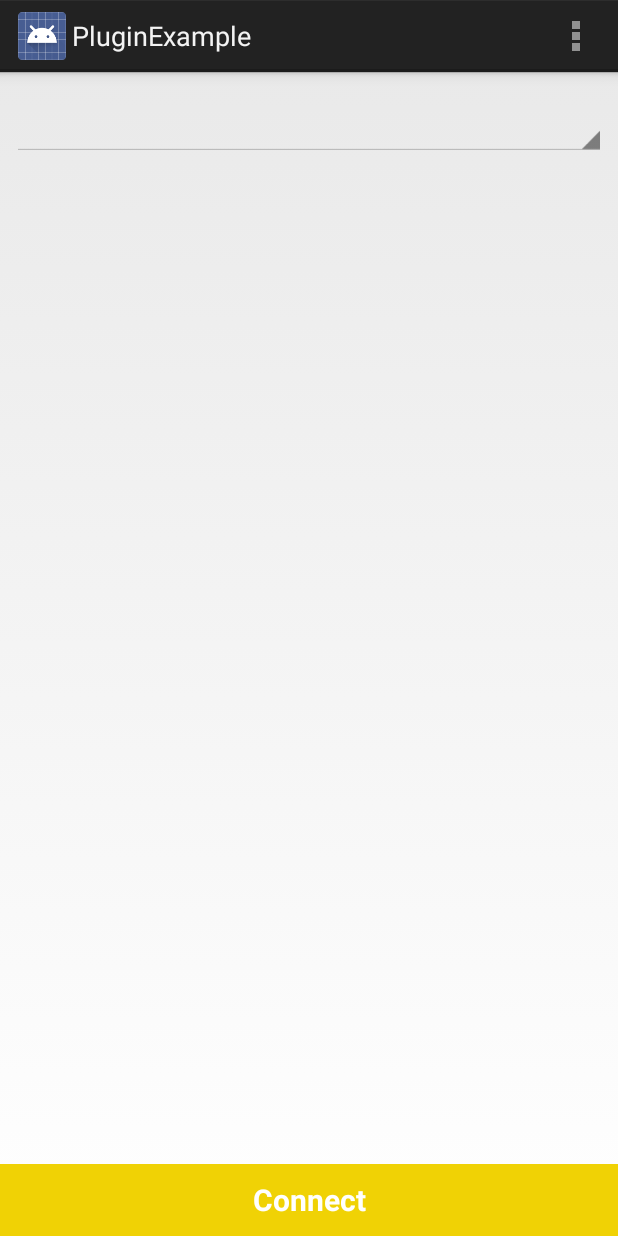
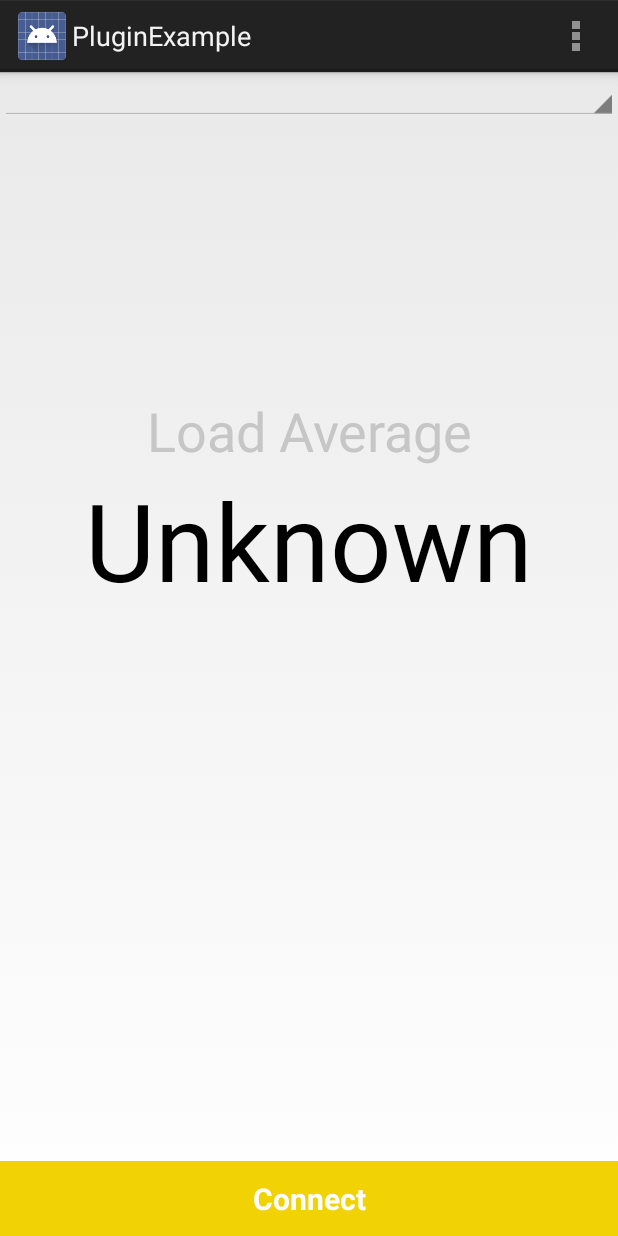
Before and after one commit to Sonelli/juicessh-performancemonitor, an Android app: the screen it shows after launch (MainActivity), on a phone screen of 412 x 824 dp. Run offline under Robolectric (Android 15) with nearby library versions, the phone set to English and light mode, and no system bars; 3 statements that could not run were skipped.

Commit message:
Removed saving/reloading of state when device is rotated and used android:configChanges="orientation|screenSize|keyboardHidden" for a more concise/clear demo.

```diff
--- a/PluginExample/src/main/AndroidManifest.xml
+++ b/PluginExample/src/main/AndroidManifest.xml
@@ -19,6 +19,7 @@
         android:theme="@style/AppTheme" >
         <activity
             android:name=".activities.MainActivity"
+            android:configChanges="orientation|screenSize|keyboardHidden"
             android:label="@string/app_name" >
             <intent-filter>
                 <action android:name="android.intent.action.MAIN" />
--- a/PluginExample/src/main/java/com/sonelli/juicessh/pluginexample/activities/MainActivity.java
+++ b/PluginExample/src/main/java/com/sonelli/juicessh/pluginexample/activities/MainActivity.java
@@ -2,11 +2,13 @@ package com.sonelli.juicessh.pluginexample.activities;
 
 import android.content.Intent;
 import android.os.Bundle;
+import android.os.Handler;
 import android.support.v4.app.FragmentActivity;
 import android.view.Menu;
 import android.view.View;
 import android.widget.Button;
 import android.widget.Spinner;
+import android.widget.TextView;
 import android.widget.Toast;
 
 import com.sonelli.juicessh.pluginexample.R;
@@ -15,10 +17,13 @@ import com.sonelli.juicessh.pluginexample.loaders.ConnectionListLoader;
 import com.sonelli.juicessh.pluginlibrary.PluginClient;
 import com.sonelli.juicessh.pluginlibrary.exceptions.ServiceNotConnectedException;
 import com.sonelli.juicessh.pluginlibrary.listeners.OnClientStartedListener;
+import com.sonelli.juicessh.pluginlibrary.listeners.OnSessionExecuteListener;
 import com.sonelli.juicessh.pluginlibrary.listeners.OnSessionFinishedListener;
 import com.sonelli.juicessh.pluginlibrary.listeners.OnSessionStartedListener;
 
 import java.util.UUID;
+import java.util.regex.Matcher;
+import java.util.regex.Pattern;
 
 public class MainActivity extends FragmentActivity implements OnSessionStartedListener, OnSessionFinishedListener {
 
@@ -29,6 +34,7 @@ public class MainActivity extends FragmentActivity implements OnSessionStartedLi
 
     private Button connectButton;
     private Button disconnectButton;
+    private TextView loadAverageTextView;
     private Spinner spinner;
     private ConnectionSpinnerAdapter spinnerAdapter;
 
@@ -42,13 +48,6 @@ public class MainActivity extends FragmentActivity implements OnSessionStartedLi
         super.onCreate(savedInstanceState);
         setContentView(R.layout.activity_main);
 
-        // Restore state
-        if(savedInstanceState != null){
-            this.sessionId = savedInstanceState.getInt("sessionId");
-            this.sessionKey = savedInstanceState.getString("sessionKey");
-            this.isConnected = savedInstanceState.getBoolean("isConnected");
-        }
-
         this.spinner = (Spinner) findViewById(R.id.connection_spinner);
 
         this.spinnerAdapter = new ConnectionSpinnerAdapter(this);
@@ -60,6 +59,7 @@ public class MainActivity extends FragmentActivity implements OnSessionStartedLi
 
         this.connectButton = (Button) findViewById(R.id.connect_button);
         this.disconnectButton = (Button) findViewById(R.id.disconnect_button);
+        this.loadAverageTextView = (TextView) findViewById(R.id.load_average);
 
         connectButton.setOnClickListener(new View.OnClickListener() {
             @Override
@@ -115,19 +115,8 @@ public class MainActivity extends FragmentActivity implements OnSessionStartedLi
         client.start(this, new OnClientStartedListener() {
             @Override
             public void onClientStarted() {
-
                 isClientStarted = true;
                 connectButton.setEnabled(true);
-
-                // Re-register a connection listener for disconnect events if we have any open session
-                if (sessionId > -1 && sessionKey != null) {
-                    try {
-                        client.addSessionFinishedListener(sessionId, sessionKey, MainActivity.this);
-                    } catch (ServiceNotConnectedException e) {
-                        // We know it's connected at this point
-                    }
-                }
-
             }
 
             @Override
@@ -145,14 +134,6 @@ public class MainActivity extends FragmentActivity implements OnSessionStartedLi
         if(isClientStarted){
             client.stop(this);
         }
-    }
-
-    @Override
-    protected void onSaveInstanceState(Bundle outState) {
-        super.onSaveInstanceState(outState);
-        outState.putInt("sessionId", sessionId);
-        outState.putString("sessionKey", sessionKey);
-        outState.putBoolean("isConnected", isConnected);
     }
 
     @Override
@@ -174,13 +155,52 @@ public class MainActivity extends FragmentActivity implements OnSessionStartedLi
     }
 
     @Override
-    public void onSessionStarted(int sessionId, String sessionKey) {
+    public void onSessionStarted(final int sessionId, final String sessionKey) {
+
         Toast.makeText(MainActivity.this, "JuiceSSH Plugin: Got session (id:" + sessionId + ")\n" + sessionKey, Toast.LENGTH_SHORT).show();
         MainActivity.this.sessionId = sessionId;
         MainActivity.this.sessionKey = sessionKey;
         MainActivity.this.isConnected = true;
         connectButton.setVisibility(View.GONE);
         disconnectButton.setVisibility(View.VISIBLE);
+
+        // Register a listener for session finish events so that we know when the session is done
+        try {
+            client.addSessionFinishedListener(sessionId, sessionKey, this);
+        } catch (ServiceNotConnectedException e){}
+
+        final Handler handler = new Handler();
+        handler.post(new Runnable() {
+            @Override
+            public void run() {
+
+                try {
+                    final Pattern loadAvgPattern = Pattern.compile("average:\\s*([0-9.]+)"); //Heavy cpu so do out of loops.
+                    client.executeCommandOnSession(sessionId, sessionKey, "uptime", new OnSessionExecuteListener() {
+                        @Override
+                        public void onCompleted(int exitCode) {
+                            //Toast.makeText(MainActivity.this, "Exit code: " + exitCode, Toast.LENGTH_SHORT).show();
+                        }
+                        @Override
+                        public void onOutputLine(String line) {
+                            Matcher loadAvgMatcher = loadAvgPattern.matcher(line);
+                            if (loadAvgMatcher.find()) {
+                                if(loadAverageTextView.getText().toString().contains("*")){
+                                    loadAverageTextView.setText(loadAvgMatcher.group(1));
+                                } else {
+                                    loadAverageTextView.setText("*" + loadAvgMatcher.group(1) + "*");
+                                }
+
+
+                            }
+                        }
+                    });
+                } catch (ServiceNotConnectedException e){}
+
+                handler.postDelayed(this, 1000L);
+            }
+        });
+
     }
 
     @Override
--- a/PluginExample/src/main/java/com/sonelli/juicessh/pluginexample/adapters/ConnectionSpinnerAdapter.java
+++ b/PluginExample/src/main/java/com/sonelli/juicessh/pluginexample/adapters/ConnectionSpinnerAdapter.java
@@ -8,6 +8,7 @@ import android.view.View;
 import android.view.ViewGroup;
 import android.widget.TextView;
 
+import com.sonelli.juicessh.pluginexample.R;
 import com.sonelli.juicessh.pluginlibrary.PluginContract;
 
 import java.util.UUID;
@@ -41,7 +42,7 @@ public class ConnectionSpinnerAdapter extends CursorAdapter {
 
     @Override
     public View newView(Context context, Cursor cursor, ViewGroup viewGroup) {
-        return inflater.inflate(android.R.layout.simple_spinner_item, null, false);
+        return inflater.inflate(R.layout.spinner_list_item, null, false);
     }
 
     @Override
--- a/PluginExample/src/main/res/layout/activity_main.xml
+++ b/PluginExample/src/main/res/layout/activity_main.xml
@@ -2,7 +2,6 @@
     xmlns:tools="http://schemas.android.com/tools"
     android:layout_width="match_parent"
     android:layout_height="match_parent"
-    android:paddingTop="@dimen/activity_vertical_margin"
     tools:context=".MainActivity">
 
 
@@ -11,20 +10,42 @@
         android:layout_width="match_parent"
         android:layout_height="wrap_content"
         android:paddingLeft="@dimen/activity_horizontal_margin"
-        android:paddingRight="@dimen/activity_horizontal_margin"
-        android:layout_margin="8dp" />
-    <!--
-    <CheckBox
-        android:id="@+id/run_in_background"
+        android:paddingRight="@dimen/activity_horizontal_margin" />
+
+    <LinearLayout
+        android:layout_height="match_parent"
         android:layout_width="match_parent"
-        android:layout_height="wrap_content"
-        android:text="@string/run_in_background" />
-    -->
+        android:layout_below="@id/connection_spinner"
+        android:orientation="vertical" >
+
+        <TextView
+            android:layout_height="0dp"
+            android:layout_weight="0.5"
+            android:layout_width="match_parent"
+            android:textSize="36sp"
+            android:textColor="#ffc6c6c6"
+            android:text="@string/load_average"
+            android:gravity="center_horizontal|bottom" />
+
+        <TextView
+            android:id="@+id/load_average"
+            android:layout_height="0dp"
+            android:layout_weight="1"
+            android:layout_width="match_parent"
+            android:textSize="72sp"
+            android:textColor="#ff000000"
+            android:text="@string/unknown"
+            android:layout_marginBottom="50dp"
+            android:gravity="center_horizontal|top" />
+
+
+    </LinearLayout>
+
 
     <Button
         android:id="@+id/connect_button"
         android:layout_width="match_parent"
-        android:layout_height="wrap_content"
+        android:layout_height="50dp"
         android:layout_alignParentBottom="true"
         android:textStyle="bold"
         android:textSize="20sp"
@@ -36,7 +57,7 @@
         android:visibility="gone"
         android:id="@+id/disconnect_button"
         android:layout_width="match_parent"
-        android:layout_height="wrap_content"
+        android:layout_height="50dp"
         android:layout_alignParentBottom="true"
         android:textStyle="bold"
         android:textSize="20sp"
--- a/PluginExample/src/main/res/menu/main.xml
+++ b/PluginExample/src/main/res/menu/main.xml
@@ -1,6 +1,6 @@
 <menu xmlns:android="http://schemas.android.com/apk/res/android">
     <item android:id="@+id/action_settings"
-        android:title="@string/action_settings"
+        android:title="@string/about"
         android:orderInCategory="100"
         android:showAsAction="never" />
 </menu>
--- a/PluginExample/src/main/res/values/strings.xml
+++ b/PluginExample/src/main/res/values/strings.xml
@@ -8,5 +8,8 @@
     <string name="run_in_background">Run in background</string>
     <string name="please_wait">Please wait...</string>
     <string name="disconnect">Disconnect</string>
+    <string name="load_average">Load Average</string>
+    <string name="unknown">Unknown</string>
+    <string name="about">About</string>
 
 </resources>
```
Also changed, not shown: PluginExample/src/main/res/layout/spinner_list_item.xml (added, +11 -0 lines).
